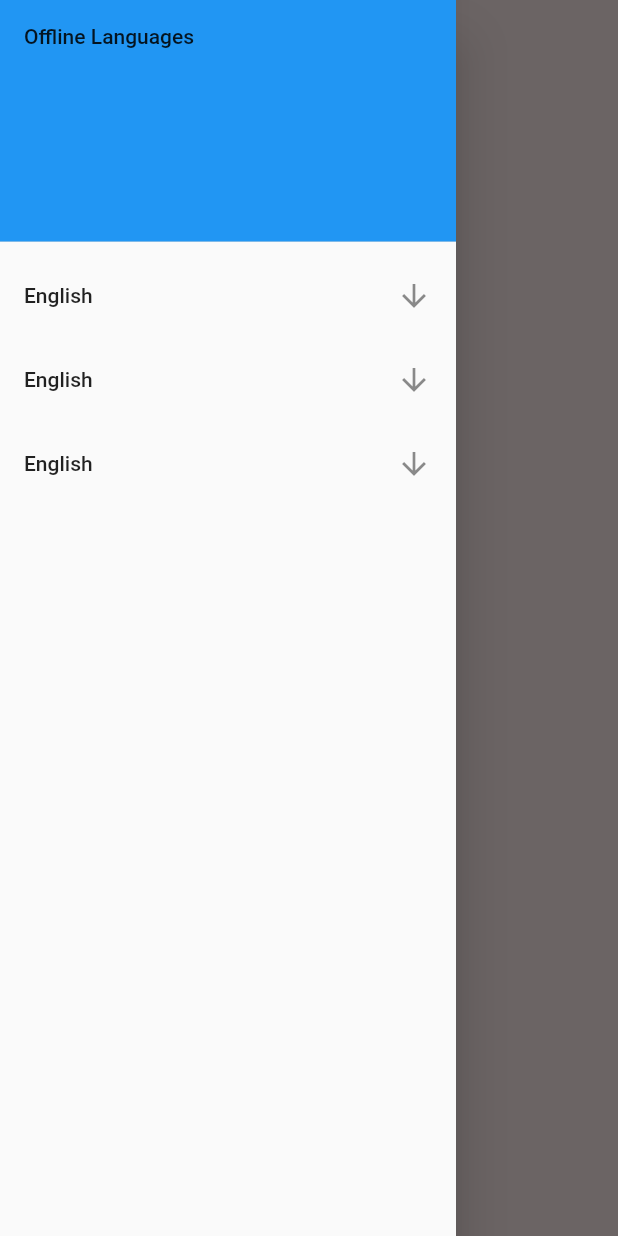
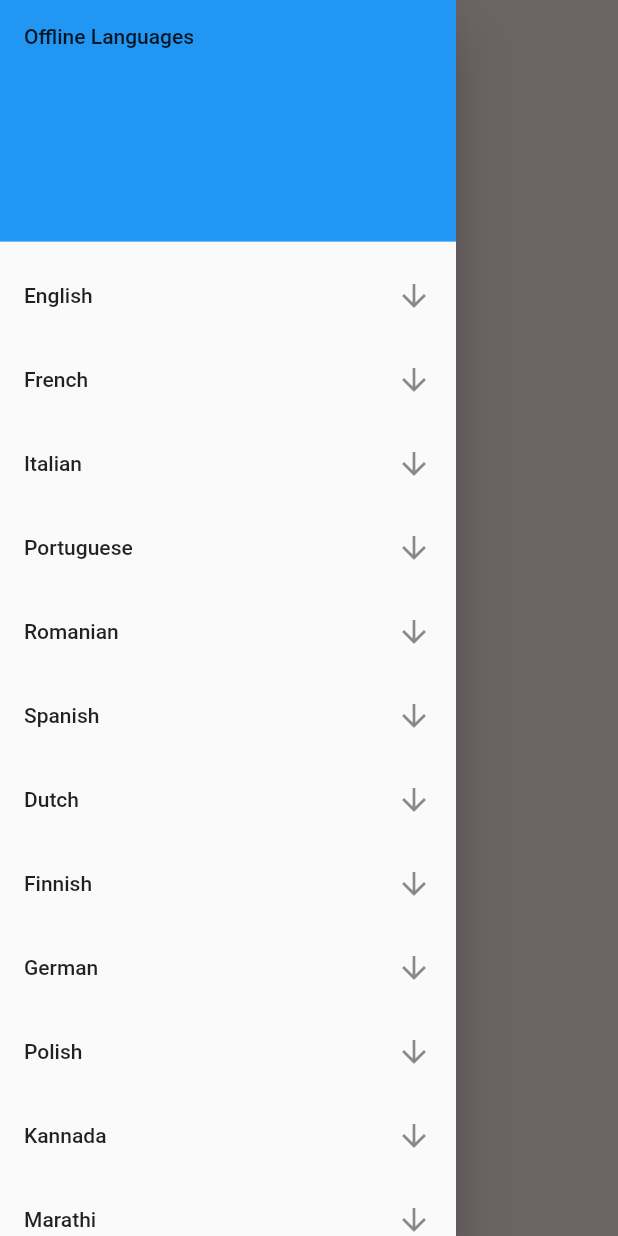
Before and after one commit to vedanti02/linguist, a Flutter app: the screen it shows after launch, in the side drawer, after a tap on "English", on a phone screen of 412 x 824 dp. Run offline on Flutter 3.47's test engine with Material 2 defaults, Android fonts, the phone set to English and light mode, and no system bars.

Commit message:
added drawer

```diff
--- a/lib/screens/mainscreen.dart
+++ b/lib/screens/mainscreen.dart
@@ -1,6 +1,9 @@
 import 'package:flutter/cupertino.dart';
 import 'package:flutter/material.dart';
 import 'package:linguist/constants.dart';
+import 'package:linguist/screens/tile.dart';
+import 'tile.dart';
+
 
 class MainScreen extends StatefulWidget {
   static const String id = 'mainscreen';
@@ -16,33 +19,67 @@ class _MainScreenState extends State<MainScreen> {
       body: Container(
         child: Center(child: Text('main scr')),
       ),
+
+
       drawer: Drawer(
         child: ListView(
           children: <Widget>[
             DrawerHeader(
+
               child: Text('Offline Languages'),
               decoration: BoxDecoration(color: Colors.blue),
             ),
-            ListTile(
-              title: Text('English'),
-              trailing: Icon(Icons.arrow_downward),
-              onTap: () {
-                print('downloading');
-              },
+
+            tile(
+              language: 'English',
             ),
-            ListTile(
-              title: Text('English'),
-              trailing: Icon(Icons.arrow_downward),
-              onTap: () {
-                print('downloading');
-              },
+            tile(
+              language: 'French',
             ),
-            ListTile(
-              title: Text('English'),
-              trailing: Icon(Icons.arrow_downward),
-              onTap: () {
-                print('downloading');
-              },
+            tile(
+              language: 'Italian',
+            ),
+            tile(
+              language: 'Portuguese',
+            ),
+            tile(
+              language: 'Romanian',
+            ),
+            tile(
+              language: 'Spanish',
+            ),
+            tile(
+              language: 'Dutch',
+            ),
+            tile(
+              language: 'Finnish',
+            ),
+            tile(
+              language: 'German',
+            ),
+            tile(
+              language: 'Polish',
+            ),
+            tile(
+              language: 'Kannada',
+            ),
+            tile(
+              language: 'Marathi',
+            ),
+            tile(
+              language: 'Gujarati',
+            ),
+            tile(
+              language: 'Hindi',
+            ),
+            tile(
+              language: 'Tamil',
+            ),
+            tile(
+              language: 'Urdu',
+            ),
+            tile(
+              language: 'Arabic',
             ),
           ],
         ),
--- /dev/null
+++ b/lib/screens/tile.dart
@@ -0,0 +1,30 @@
+import 'package:flutter/material.dart';
+class tile extends StatefulWidget {
+final String language;
+
+tile({@required this.language});
+
+  @override
+  _tileState createState() => _tileState();
+}
+
+class _tileState extends State<tile> {
+  @override
+  Widget build(BuildContext context) {
+    return ListTile(
+      title: Text(
+          widget.language
+      ),
+      //trailing: Icon(Icons.arrow_downward),
+      onTap: () {
+        setState(() {
+
+        });
+        print('downloading');
+      },
+      trailing: Icon(
+        Icons.arrow_downward,
+      ),
+    );
+  }
+}
```
